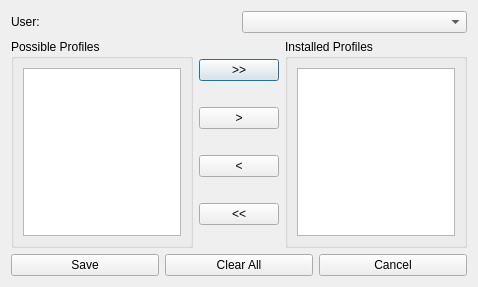
The window that UserTools/user_profiles.ui (dsgoficial/DsgTools) describes before a commit, drawn with Qt 5.
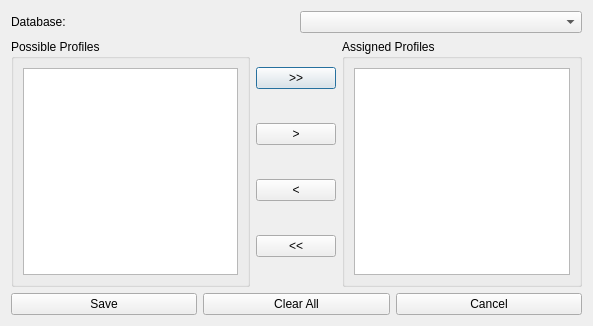
The same window after the commit.

Commit message: Profile editor initial state

The edit to the form file:
```diff
--- a/UserTools/user_profiles.ui
+++ b/UserTools/user_profiles.ui
@@ -6,8 +6,8 @@
    <rect>
     <x>0</x>
     <y>0</y>
-    <width>478</width>
-    <height>287</height>
+    <width>593</width>
+    <height>326</height>
    </rect>
   </property>
   <property name="windowTitle">
@@ -19,7 +19,7 @@
      <item>
       <widget class="QLabel" name="label">
        <property name="text">
-        <string>User:</string>
+        <string>Database:</string>
        </property>
       </widget>
      </item>
@@ -77,11 +77,20 @@
      <item>
       <widget class="QGroupBox" name="groupBox_2">
        <property name="title">
-        <string>Installed Profiles</string>
+        <string>Assigned Profiles</string>
        </property>
        <layout class="QGridLayout" name="gridLayout_2">
         <item row="0" column="0">
-         <widget class="QListView" name="listView"/>
+         <widget class="QTreeWidget" name="treeWidget">
+          <attribute name="headerVisible">
+           <bool>false</bool>
+          </attribute>
+          <column>
+           <property name="text">
+            <string notr="true">1</string>
+           </property>
+          </column>
+         </widget>
         </item>
        </layout>
       </widget>
```
Left out of the diff: 10 changed lines with no effect on the pictures. The commit also changes 7 other files.
